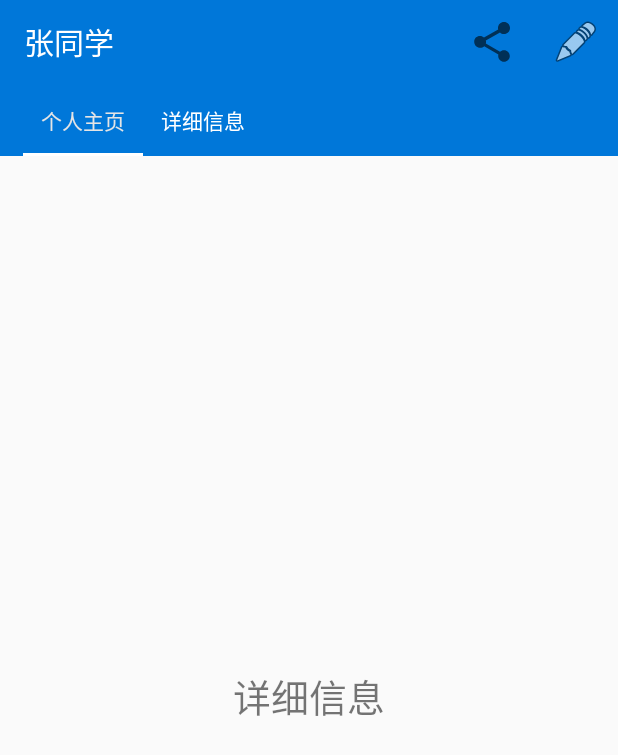
After one commit to swxca/Zhihu, an Android app: the PersonalInformationActivity screen opened directly, with no data from a screen before it, on a phone screen of 412 x 824 dp. The commit adds this screen. Shown: the top 755 px of the screen. Run offline under Robolectric (Android 15) with nearby library versions, the phone set to English and light mode, and no system bars; our stand-ins replace CircleImageView.

Commit message:
实现了个人主页的界面2015年12月03日00:17:31
1.toolbar的分享menu
2.TabLayout加上viewpager实现Tab页，模式记得设置成TabLayout.MODE_SCROLLABLE，才能实现在一起的Ta
b，还有三个属性需要注意。
app:tabIndicatorColor="@color/white"
app:tabSelectedTextColor="@color/gray"
app:tabTextColor="@color/white"
3.tablayout和viewpager绑定以后，要想显示标题，需要重写getTitle方法，否则没标题。
4.遇到了oom，图片的格式和大小可能不合适。
重要的一点！！！！：
上一个message页面我是自己用改变ImageView的left
margin来进行指示条的拖动的，完全自定义，当时是想练习知识点，所以实现这个指示器有两种方式目前。

```diff
--- a/Zhihugit/app/src/main/AndroidManifest.xml
+++ b/Zhihugit/app/src/main/AndroidManifest.xml
@@ -17,6 +17,8 @@
         </activity>
         <activity android:name=".SearchActivity"/>
         <activity android:name=".MessageActivity"/>
+        <activity android:name=".PersonalInformationActivity"
+            android:label="@string/username"/>
 
     </application>
 
--- /dev/null
+++ b/Zhihugit/app/src/main/java/com/zhangtao/Adapter/PersonalViewPagerAdapter.java
@@ -0,0 +1,43 @@
+package com.zhangtao.Adapter;
+
+import android.support.v4.app.Fragment;
+import android.support.v4.app.FragmentManager;
+import android.support.v4.app.FragmentPagerAdapter;
+
+import com.zhangtao.fragment.detail_information;
+import com.zhangtao.fragment.personal_page;
+
+import java.util.ArrayList;
+import java.util.List;
+
+/**
+ * Created by zhangtao on 15/12/2.
+ */
+public class PersonalViewPagerAdapter extends FragmentPagerAdapter {
+
+    List<Fragment> list;
+    List<String> titleList;
+
+    public PersonalViewPagerAdapter(FragmentManager fm,List<String> titleList) {
+        super(fm);
+        list= new ArrayList<>();
+        list.add(new detail_information());
+        list.add(new personal_page());
+        this.titleList=titleList;
+    }
+
+    @Override
+    public Fragment getItem(int position) {
+        return list.get(position);
+    }
+
+    @Override
+    public int getCount() {
+        return list.size();
+    }
+
+    @Override
+    public CharSequence getPageTitle(int position) {
+        return titleList.get(position);
+    }
+}
--- /dev/null
+++ b/Zhihugit/app/src/main/java/com/zhangtao/fragment/detail_information.java
@@ -0,0 +1,23 @@
+package com.zhangtao.fragment;
+
+import android.os.Bundle;
+import android.support.annotation.Nullable;
+import android.support.v4.app.Fragment;
+import android.view.LayoutInflater;
+import android.view.View;
+import android.view.ViewGroup;
+
+import com.zhangtao.zhihuclient.R;
+
+/**
+ * Created by zhangtao on 15/12/2.
+ */
+public class detail_information extends Fragment {
+
+    @Nullable
+    @Override
+    public View onCreateView(LayoutInflater inflater, ViewGroup container, Bundle savedInstanceState) {
+        View view=inflater.inflate(R.layout.fragment_detail,container,false);
+        return view;
+    }
+}
--- /dev/null
+++ b/Zhihugit/app/src/main/java/com/zhangtao/fragment/personal_page.java
@@ -0,0 +1,23 @@
+package com.zhangtao.fragment;
+
+import android.os.Bundle;
+import android.support.annotation.Nullable;
+import android.support.v4.app.Fragment;
+import android.view.LayoutInflater;
+import android.view.View;
+import android.view.ViewGroup;
+
+import com.zhangtao.zhihuclient.R;
+
+/**
+ * Created by zhangtao on 15/12/2.
+ */
+public class personal_page extends Fragment {
+
+    @Nullable
+    @Override
+    public View onCreateView(LayoutInflater inflater, ViewGroup container, Bundle savedInstanceState) {
+        View view=inflater.inflate(R.layout.fragment_page,container,false);
+        return view;
+    }
+}
--- /dev/null
+++ b/Zhihugit/app/src/main/java/com/zhangtao/zhihuclient/PersonalInformationActivity.java
@@ -0,0 +1,89 @@
+package com.zhangtao.zhihuclient;
+
+import android.content.Context;
+import android.content.Intent;
+import android.graphics.Color;
+import android.os.Bundle;
+import android.support.design.widget.TabLayout;
+import android.support.v4.view.ViewPager;
+import android.support.v7.app.ActionBar;
+import android.support.v7.app.AppCompatActivity;
+import android.support.v7.widget.Toolbar;
+import android.view.Menu;
+
+import com.zhangtao.Adapter.PersonalViewPagerAdapter;
+
+import java.util.ArrayList;
+import java.util.List;
+
+/**
+ * Created by zhangtao on 15/12/2.
+ */
+public class PersonalInformationActivity extends AppCompatActivity{
+
+    private static final String INFORMATION_DATA="INFORMATION_DATA";
+
+    private Toolbar toolbar;
+    private TabLayout mTablayout;
+    private ViewPager mViewPager;
+    private PersonalViewPagerAdapter personalViewPagerAdapter;
+    private List<String> TabTitleList;
+    @Override
+    protected void onCreate(Bundle savedInstanceState) {
+        super.onCreate(savedInstanceState);
+        setContentView(R.layout.activity_personalinformation);
+        TabTitleList=new ArrayList<>();
+        TabTitleList.add("个人主页");
+        TabTitleList.add("详细信息");
+        personalViewPagerAdapter=new PersonalViewPagerAdapter(getSupportFragmentManager(),TabTitleList);
+
+        initView();
+
+        initToolbar();
+
+        initEvent();
+
+    }
+
+    private void initEvent() {
+
+    }
+
+    private void initToolbar() {
+        toolbar= (Toolbar) findViewById(R.id.personal_toolbar);
+        setSupportActionBar(toolbar);
+        toolbar.setTitleTextColor(Color.WHITE);
+
+        ActionBar ab=getSupportActionBar();
+        ab.setDisplayHomeAsUpEnabled(false);
+    }
+
+    private void initView() {
+        toolbar= (Toolbar) findViewById(R.id.personal_toolbar);
+        mTablayout= (TabLayout) findViewById(R.id.personal_tablayout);
+        mViewPager= (ViewPager) findViewById(R.id.personal_viewpager);
+
+        mTablayout.addTab(mTablayout.newTab().setText("个人主页"));
+        mTablayout.addTab(mTablayout.newTab().setText("详细信息"));
+
+
+        mViewPager.setAdapter(personalViewPagerAdapter);
+        mTablayout.setupWithViewPager(mViewPager);
+        //mTablayout.setTabMode();
+
+    }
+
+    public static void startPersonalInformation(Context context,String string){
+        Intent intent=new Intent(context,PersonalInformationActivity.class);
+        intent.putExtra(INFORMATION_DATA,string);
+        context.startActivity(intent);
+    }
+
+    @Override
+    public boolean onCreateOptionsMenu(Menu menu) {
+        getMenuInflater().inflate(R.menu.personal_menu,menu);
+
+        return true;
+
+    }
+}
--- /dev/null
+++ b/Zhihugit/app/src/main/res/layout/activity_personalinformation.xml
@@ -0,0 +1,51 @@
+<?xml version="1.0" encoding="utf-8"?>
+<RelativeLayout xmlns:android="http://schemas.android.com/apk/res/android"
+    xmlns:app="http://schemas.android.com/apk/res-auto"
+    xmlns:tools="http://schemas.android.com/tools"
+    android:orientation="vertical"
+    android:layout_width="match_parent"
+    android:layout_height="match_parent">
+
+    <android.support.v7.widget.Toolbar
+        android:id="@+id/personal_toolbar"
+        android:layout_width="match_parent"
+        android:layout_height="?attr/actionBarSize"
+        android:background="?attr/colorPrimary"
+        android:title="@string/username">
+
+    </android.support.v7.widget.Toolbar>
+    <LinearLayout
+        android:layout_below="@+id/personal_toolbar"
+        android:layout_width="match_parent"
+        android:layout_height="wrap_content"
+        android:orientation="vertical">
+    <LinearLayout
+
+        android:layout_width="match_parent"
+        android:layout_height="wrap_content"
+        android:background="@color/colorPrimary"
+        android:orientation="vertical"
+        >
+        <android.support.design.widget.TabLayout
+            android:id="@+id/personal_tablayout"
+            android:layout_width="match_parent"
+            android:layout_height="wrap_content"
+            app:tabMode="scrollable"
+            android:layout_marginLeft="15dp"
+            app:tabIndicatorColor="@color/white"
+            app:tabSelectedTextColor="@color/gray"
+            app:tabTextColor="@color/white" >
+
+        </android.support.design.widget.TabLayout>
+    </LinearLayout>
+        <android.support.v4.view.ViewPager
+            android:id="@+id/personal_viewpager"
+            android:layout_width="match_parent"
+            android:layout_height="0dp"
+            android:layout_weight="1">
+
+        </android.support.v4.view.ViewPager>
+
+    </LinearLayout>
+
+</RelativeLayout>
--- a/Zhihugit/app/src/main/res/layout/activity_search.xml
+++ b/Zhihugit/app/src/main/res/layout/activity_search.xml
@@ -11,8 +11,8 @@
         android:background="?attr/colorPrimary">
         <ImageButton
             android:id="@+id/back"
-            android:layout_width="25dp"
-            android:layout_height="25dp"
+            android:layout_width="30dp"
+            android:layout_height="30dp"
             android:layout_gravity="center"
             android:src="@drawable/back_normal"
             android:background="@color/colorPrimary"
--- a/Zhihugit/app/src/main/res/layout/drawer_header.xml
+++ b/Zhihugit/app/src/main/res/layout/drawer_header.xml
@@ -1,5 +1,7 @@
 <?xml version="1.0" encoding="utf-8"?>
-<RelativeLayout xmlns:android="http://schemas.android.com/apk/res/android"
+<RelativeLayout
+    android:id="@+id/header_layout"
+    xmlns:android="http://schemas.android.com/apk/res/android"
     xmlns:tools="http://schemas.android.com/tools"
     android:orientation="vertical"
     android:layout_width="match_parent"
--- /dev/null
+++ b/Zhihugit/app/src/main/res/layout/fragment_detail.xml
@@ -0,0 +1,13 @@
+<?xml version="1.0" encoding="utf-8"?>
+<RelativeLayout xmlns:android="http://schemas.android.com/apk/res/android"
+    android:orientation="vertical"
+    android:layout_width="match_parent"
+    android:layout_height="match_parent">
+    <TextView
+        android:layout_width="wrap_content"
+        android:layout_height="wrap_content"
+        android:text="@string/information"
+        android:layout_centerInParent="true"
+        android:textSize="25sp"/>
+
+</RelativeLayout>
--- /dev/null
+++ b/Zhihugit/app/src/main/res/menu/personal_menu.xml
@@ -0,0 +1,15 @@
+<?xml version="1.0" encoding="utf-8"?>
+<menu xmlns:android="http://schemas.android.com/apk/res/android"
+    xmlns:app="http://schemas.android.com/apk/res-auto">
+    <item android:id="@+id/action_share"
+        android:title="@string/share"
+        app:showAsAction="ifRoom"
+        app:actionProviderClass="android.support.v7.widget.ShareActionProvider"/>
+
+    <item android:id="@+id/edit_personal"
+        android:title="@string/edit_personal"
+        android:icon="@drawable/ic_menu_edit"
+        app:showAsAction="ifRoom"/>
+
+
+</menu>
--- a/Zhihugit/app/src/main/res/values/strings.xml
+++ b/Zhihugit/app/src/main/res/values/strings.xml
@@ -6,4 +6,9 @@
     <string name="about">关于</string>
     <string name="exit">退出</string>
     <string name="clear_unread">清除未读</string>
+    <string name="username">张同学</string>
+    <string name="personal_page">个人主页</string>
+    <string name="information">详细信息</string>
+    <string name="share">分享</string>
+    <string name="edit_personal">编辑个人信息</string>
 </resources>
```
Also changed, not shown: Zhihugit/app/src/main/java/com/zhangtao/Adapter/DrawerAdapter.java (+46 -9 lines), Zhihugit/app/src/main/java/com/zhangtao/zhihuclient/MainActivity.java (+44 -22 lines), Zhihugit/app/src/main/res/layout/fragment_page.xml (added, +13 -0 lines), Zhihugit/app/src/main/res/drawable/ic_cab_done_holo_light.png (added), Zhihugit/app/src/main/res/drawable/ic_menu_back.png (added), Zhihugit/app/src/main/res/drawable/ic_menu_edit.png (added), Zhihugit/app/src/main/res/drawable/pencil.jpg (added).
